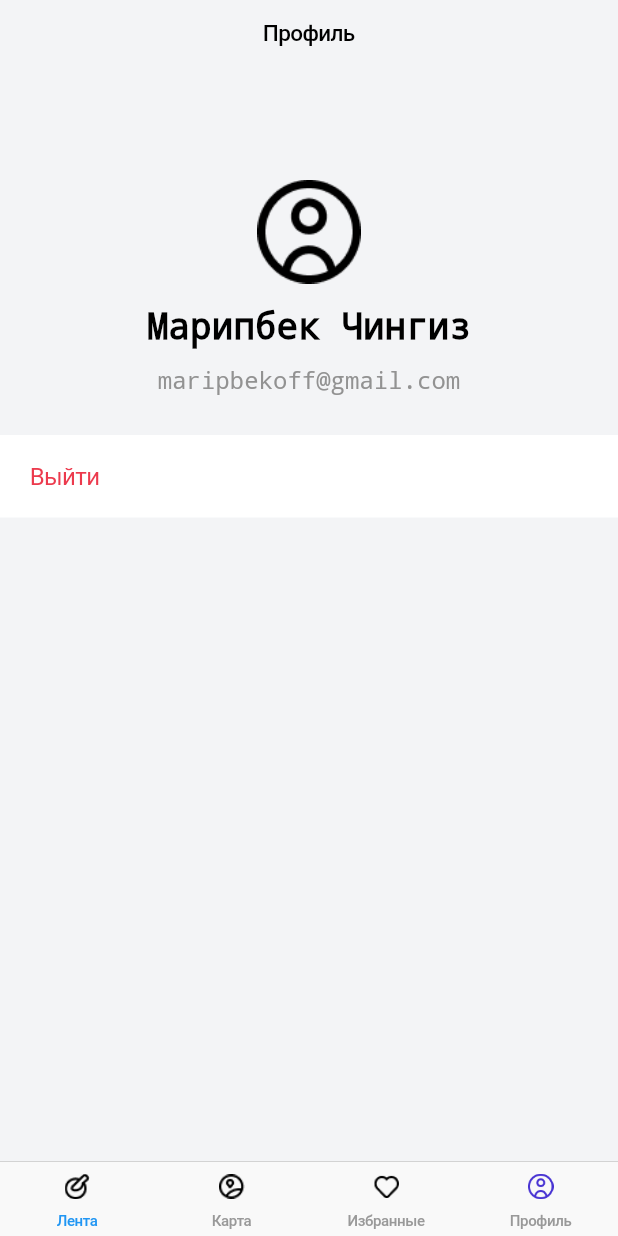
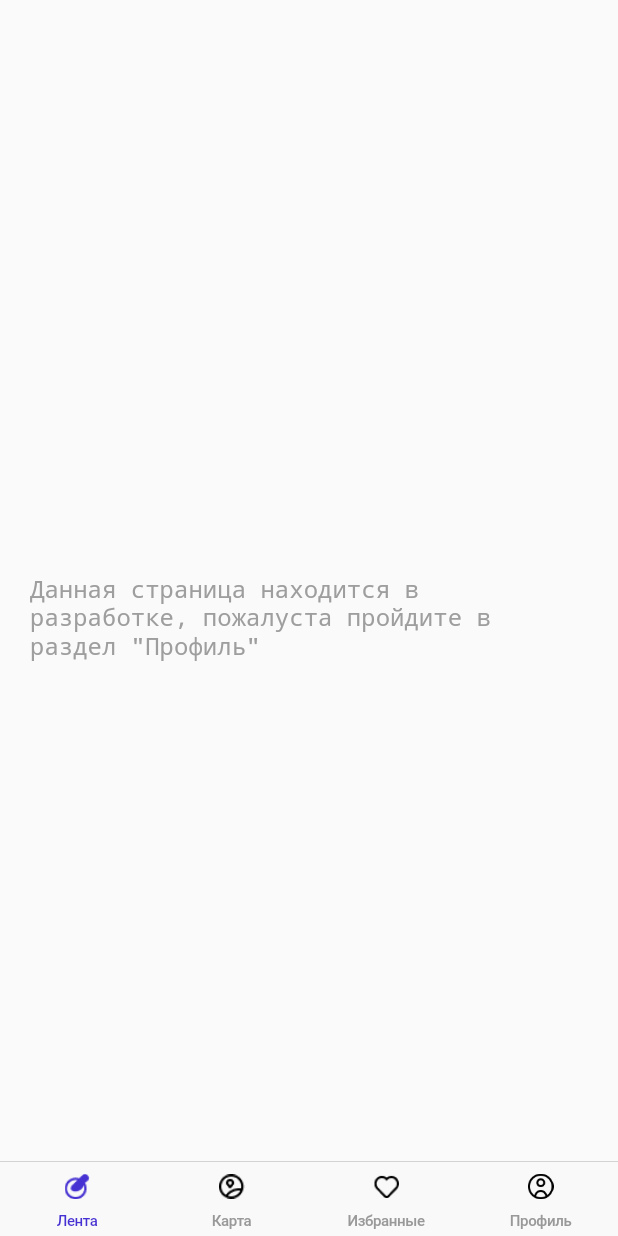
Before and after one commit to i-melon/flutter_auth_test, a Flutter app: the ProfilePage screen opened by its route, on a phone screen of 412 x 824 dp. Run offline on Flutter 3.47's test engine with Material 2 defaults, Android fonts, the phone set to English and light mode, and no system bars; our stand-ins replace go_router.

```diff
--- /dev/null
+++ b/lib/core/widgets/dev_helper.dart
@@ -0,0 +1,25 @@
+import 'package:flutter/cupertino.dart';
+import 'package:flutter/material.dart';
+
+class DevHelper extends StatelessWidget {
+  const DevHelper({super.key});
+
+  @override
+  Widget build(BuildContext context) {
+    return CupertinoPageScaffold(
+        child: Center(
+      child: Container(
+        width: double.infinity,
+        margin: EdgeInsets.symmetric(horizontal: 20),
+        child: Text(
+          'Данная страница находится в разработке, пожалуста пройдите в раздел "Профиль"',
+          style: TextStyle(
+              fontSize: 16,
+              decoration: TextDecoration.none,
+              color: Colors.grey,
+              fontWeight: FontWeight.w500),
+        ),
+      ),
+    ));
+  }
+}
--- /dev/null
+++ b/lib/core/widgets/profile_component.dart
@@ -0,0 +1,73 @@
+import 'package:flutter/cupertino.dart';
+import 'package:flutter/material.dart';
+import 'package:flutter_auth_test/core/color_data.dart';
+import 'package:flutter_auth_test/core/title_text.dart';
+import 'package:go_router/go_router.dart';
+
+class ProfileComponent extends StatelessWidget {
+  const ProfileComponent({super.key});
+
+  static const String name = 'Марипбек Чингиз';
+  static const String email = 'maripbekoff@gmail.com';
+
+  @override
+  Widget build(BuildContext context) {
+    return CupertinoPageScaffold(
+        backgroundColor: backgroundColor,
+        navigationBar:
+            CupertinoNavigationBar(middle: TitleText(title: 'Профиль')),
+        child: Center(
+          child: Column(mainAxisAlignment: MainAxisAlignment.start, children: [
+            SizedBox(height: 120),
+            Container(
+              height: 69,
+              width: 69,
+              child: Image.asset('lib/assets/persone.png'),
+            ),
+            SizedBox(height: 15),
+            Text(
+              name,
+              style: TextStyle(
+                  color: Colors.black,
+                  decoration: TextDecoration.none,
+                  fontSize: 24,
+                  fontWeight: FontWeight.w600),
+            ),
+            SizedBox(
+              height: 12,
+            ),
+            Text(
+              email,
+              style: TextStyle(
+                  color: Color.fromARGB(255, 146, 146, 146),
+                  decoration: TextDecoration.none,
+                  fontSize: 16,
+                  fontWeight: FontWeight.w400),
+            ),
+            SizedBox(
+              height: 27,
+            ),
+            Container(
+              width: double.infinity,
+              height: 55,
+              color: Colors.white,
+              child: Row(
+                children: [
+                  CupertinoButton(
+                      borderRadius: BorderRadius.circular(0),
+                      onPressed: () => context.go('/'),
+                      child: Text(
+                        'Выйти',
+                        style: const TextStyle(
+                          color: Color.fromARGB(255, 236, 58, 77),
+                          fontSize: 16,
+                          fontWeight: FontWeight.w400,
+                        ),
+                      )),
+                ],
+              ),
+            )
+          ]),
+        ));
+  }
+}
--- a/lib/src/pages/profile_page.dart
+++ b/lib/src/pages/profile_page.dart
@@ -2,20 +2,27 @@ import 'package:flutter/cupertino.dart';
 import 'package:flutter/material.dart';
 import 'package:flutter_auth_test/core/color_data.dart';
 import 'package:flutter_auth_test/core/title_text.dart';
+import 'package:flutter_auth_test/core/widgets/dev_helper.dart';
+import 'package:flutter_auth_test/core/widgets/profile_component.dart';
 import 'package:go_router/go_router.dart';
 
 class ProfilePage extends StatelessWidget {
   static var page;
 
   const ProfilePage({super.key});
-  static const String name = 'Марипбек Чингиз';
-  static const String email = 'maripbekoff@gmail.com';
 
   @override
   Widget build(BuildContext context) {
     return CupertinoTabScaffold(
-        tabBar: CupertinoTabBar(items: [
+        tabBar: CupertinoTabBar(activeColor: mainColor, items: [
           BottomNavigationBarItem(
+            activeIcon: Container(
+                height: 17,
+                width: 17,
+                child: Image.asset(
+                  'lib/assets/list.png',
+                  color: mainColor,
+                )),
             icon: Container(
                 height: 17,
                 width: 17,
@@ -23,6 +30,13 @@ class ProfilePage extends StatelessWidget {
             label: 'Лента',
           ),
           BottomNavigationBarItem(
+            activeIcon: Container(
+                height: 17,
+                width: 17,
+                child: Image.asset(
+                  'lib/assets/map.png',
+                  color: mainColor,
+                )),
             icon: Container(
                 height: 17,
                 width: 17,
@@ -30,6 +44,13 @@ class ProfilePage extends StatelessWidget {
             label: 'Карта',
           ),
           BottomNavigationBarItem(
+            activeIcon: Container(
+                height: 17,
+                width: 17,
+                child: Image.asset(
+                  'lib/assets/heart.png',
+                  color: mainColor,
+                )),
             icon: Container(
                 height: 17,
                 width: 17,
@@ -37,12 +58,18 @@ class ProfilePage extends StatelessWidget {
             label: 'Избранные',
           ),
           BottomNavigationBarItem(
+            activeIcon: Container(
+                height: 17,
+                width: 17,
+                child: Image.asset(
+                  'lib/assets/persone.png',
+                  color: mainColor,
+                )),
             icon: Container(
                 height: 17,
                 width: 17,
                 child: Image.asset(
                   'lib/assets/persone.png',
-                  color: mainColor,
                 )),
             label: 'Профиль',
           ),
@@ -50,65 +77,11 @@ class ProfilePage extends StatelessWidget {
         tabBuilder: (BuildContext context, int index) {
           return CupertinoTabView(
             builder: (BuildContext context) {
-              return CupertinoPageScaffold(
-                  backgroundColor: backgroundColor,
-                  navigationBar: CupertinoNavigationBar(
-                      middle: TitleText(title: 'Профиль')),
-                  child: Center(
-                    child: Column(
-                        mainAxisAlignment: MainAxisAlignment.start,
-                        children: [
-                          SizedBox(height: 120),
-                          Container(
-                            height: 69,
-                            width: 69,
-                            child: Image.asset('lib/assets/persone.png'),
-                          ),
-                          SizedBox(height: 15),
-                          Text(
-                            name,
-                            style: TextStyle(
-                                color: Colors.black,
-                                decoration: TextDecoration.none,
-                                fontSize: 24,
-                                fontWeight: FontWeight.w600),
-                          ),
-                          SizedBox(
-                            height: 12,
-                          ),
-                          Text(
-                            email,
-                            style: TextStyle(
-                                color: Color.fromARGB(255, 146, 146, 146),
-                                decoration: TextDecoration.none,
-                                fontSize: 16,
-                                fontWeight: FontWeight.w400),
-                          ),
-                          SizedBox(
-                            height: 27,
-                          ),
-                          Container(
-                            width: double.infinity,
-                            height: 55,
-                            color: Colors.white,
-                            child: Row(
-                              children: [
-                                CupertinoButton(
-                                    borderRadius: BorderRadius.circular(0),
-                                    onPressed: () => context.go('/'),
-                                    child: Text(
-                                      'Выйти',
-                                      style: const TextStyle(
-                                        color: Color.fromARGB(255, 236, 58, 77),
-                                        fontSize: 16,
-                                        fontWeight: FontWeight.w400,
-                                      ),
-                                    )),
-                              ],
-                            ),
-                          )
-                        ]),
-                  ));
+              if (index == 3) {
+                return ProfileComponent();
+              } else {
+                return DevHelper();
+              }
             },
           );
         });
```
